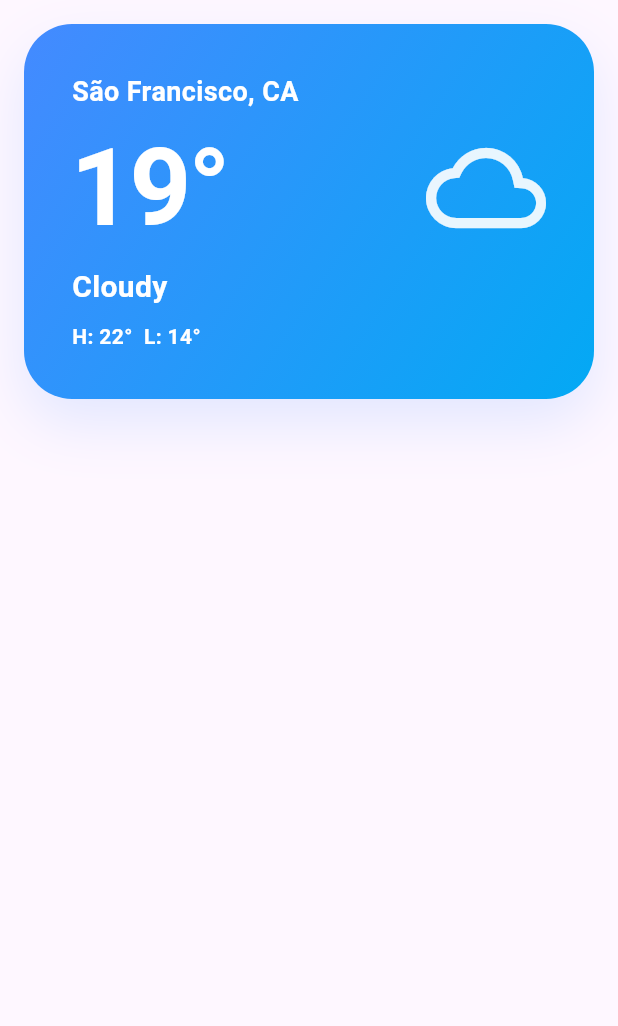
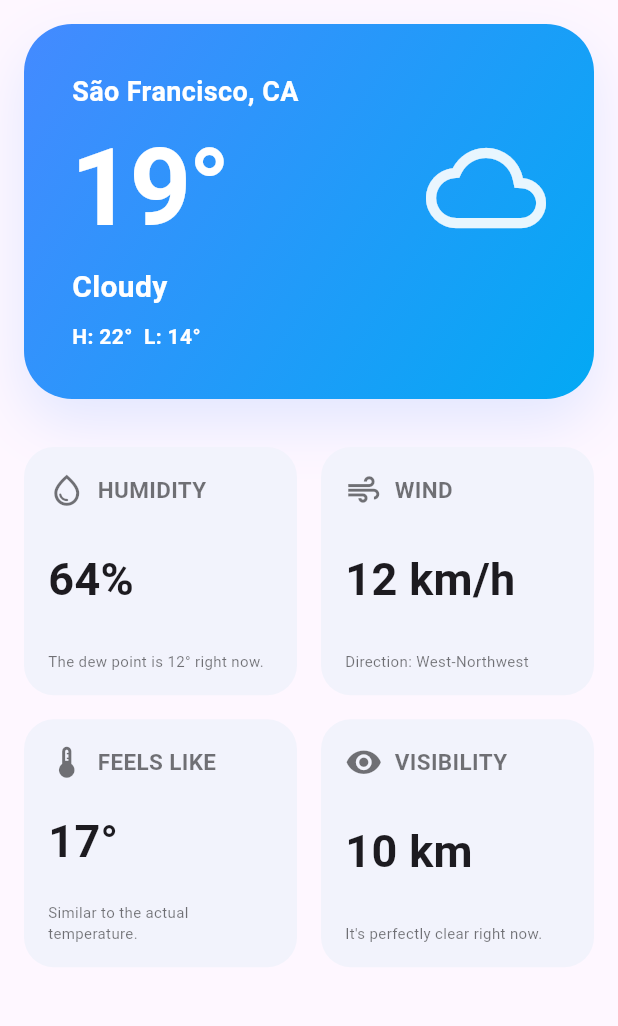
Before and after one commit to Maikoandre/atmospheric, a Flutter app: the screen it shows after launch, on a phone screen of 412 x 824 dp, the part 84-1110 px from its top. Run offline on Flutter 3.47's test engine with Material 3 defaults, Android fonts, the phone set to English and light mode, and no system bars.

Commit message:
Add weather data cards to HomePage with humidity, wind, feels like, and visibility information

```diff
--- a/lib/pages/home.dart
+++ b/lib/pages/home.dart
@@ -127,7 +127,32 @@ class _HomePageState extends State<HomePage> {
                 ),
                 shrinkWrap: true,
                 physics: NeverScrollableScrollPhysics(),
-                children: [],
+                children: [
+                  _buildBentoCard(
+                    'HUMIDITY',
+                    '64%',
+                    'The dew point is 12° right now.',
+                    Icons.water_drop_outlined,
+                  ),
+                  _buildBentoCard(
+                    'WIND',
+                    '12 km/h',
+                    'Direction: West-Northwest',
+                    Icons.air,
+                  ),
+                  _buildBentoCard(
+                    'FEELS LIKE',
+                    '17°',
+                    'Similar to the actual temperature.',
+                    Icons.thermostat,
+                  ),
+                  _buildBentoCard(
+                    'VISIBILITY',
+                    '10 km',
+                    'It\'s perfectly clear right now.',
+                    Icons.visibility,
+                  ),
+                ],
               ),
             ),
           ],
@@ -137,14 +162,46 @@ class _HomePageState extends State<HomePage> {
   }
 }
 
-Widget _buildGridCard(
+Widget _buildBentoCard(
   String title,
   String value,
   String description,
   IconData icon,
 ) {
   return Container(
-    padding: const EdgeInsets.all(16.0),
-    decoration: BoxDecoration(),
+    padding: const EdgeInsets.all(16),
+    decoration: BoxDecoration(
+      color: const Color(0xFFF2F3FC),
+      borderRadius: BorderRadius.circular(20),
+    ),
+    child: Column(
+      crossAxisAlignment: CrossAxisAlignment.start,
+      mainAxisAlignment: MainAxisAlignment.spaceBetween,
+      children: [
+        Row(
+          children: [
+            Icon(icon, size: 25, color: Colors.black54),
+            const SizedBox(width: 8),
+            Text(
+              title,
+              style: const TextStyle(
+                fontSize: 15,
+                fontWeight: FontWeight.bold,
+                color: Colors.black54,
+              ),
+            ),
+          ],
+        ),
+        Text(
+          value,
+          style: const TextStyle(fontSize: 30, fontWeight: FontWeight.bold),
+        ),
+        Text(
+          description,
+          style: const TextStyle(fontSize: 10, color: Colors.black54),
+          maxLines: 2,
+        ),
+      ],
+    ),
   );
 }
```
